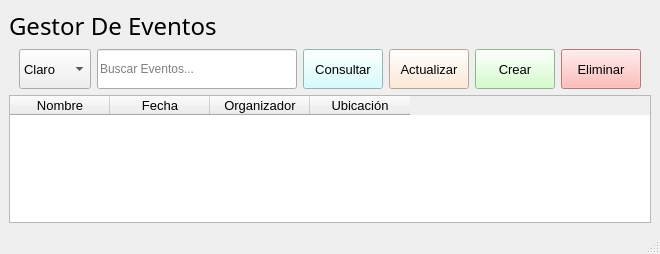
The window that src/ui/PantallaPrincipal.ui (IvanJesusCorbalanPascual/Gestor-de-Eventos) describes before a commit, drawn with Qt 5.
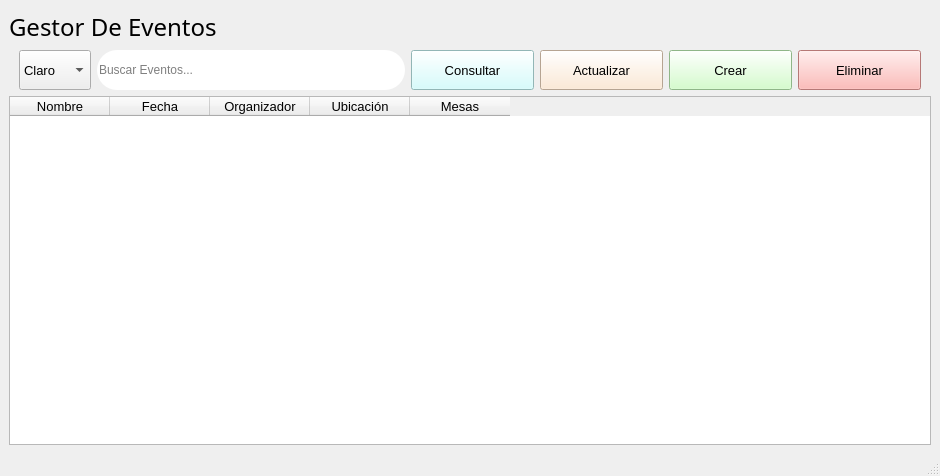
The same window after the commit. Icons and pictures are not drawn.

What changed in the file:
```diff
--- a/src/ui/PantallaPrincipal.ui
+++ b/src/ui/PantallaPrincipal.ui
@@ -6,8 +6,8 @@
    <rect>
     <x>0</x>
     <y>0</y>
-    <width>634</width>
-    <height>254</height>
+    <width>940</width>
+    <height>476</height>
    </rect>
   </property>
   <property name="windowTitle">
@@ -17,7 +17,10 @@
    <bool>false</bool>
   </property>
   <widget class="QWidget" name="centralwidget">
-   <layout class="QVBoxLayout" name="verticalLayout" stretch="1,2,8">
+   <property name="styleSheet">
+    <string notr="true"/>
+   </property>
+   <layout class="QVBoxLayout" name="verticalLayout" stretch="1,1,10">
     <item>
      <layout class="QHBoxLayout" name="horizontalLayout_2">
       <item>
@@ -123,6 +126,9 @@
           <height>40</height>
          </size>
         </property>
+        <property name="styleSheet">
+         <string notr="true">border-radius:20px;</string>
+        </property>
         <property name="placeholderText">
          <string>Buscar Eventos...</string>
         </property>
@@ -272,6 +278,11 @@
         <string>Ubicación</string>
        </property>
       </column>
+      <column>
+       <property name="text">
+        <string>Mesas</string>
+       </property>
+      </column>
      </widget>
     </item>
    </layout>
```
